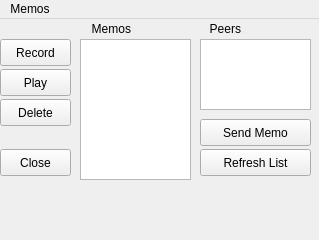
First picture: the form in gui/memos/memos.ui, repository cwoodruf/cmpt433-nap-time, before the edit.
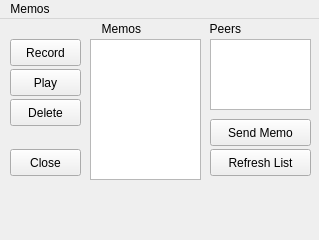
Second picture: the form after the edit.

Commit message: rearranged memos gui to fit screen better

What changed in the file:
```diff
--- a/gui/memos/memos.ui
+++ b/gui/memos/memos.ui
@@ -17,7 +17,7 @@
    <widget class="QListView" name="listMemos">
     <property name="geometry">
      <rect>
-      <x>80</x>
+      <x>90</x>
       <y>20</y>
       <width>111</width>
       <height>141</height>
@@ -27,9 +27,9 @@
    <widget class="QListView" name="listPeers">
     <property name="geometry">
      <rect>
-      <x>200</x>
+      <x>210</x>
       <y>20</y>
-      <width>111</width>
+      <width>101</width>
       <height>71</height>
      </rect>
     </property>
@@ -37,9 +37,9 @@
    <widget class="QPushButton" name="btnRefreshPeers">
     <property name="geometry">
      <rect>
-      <x>200</x>
+      <x>210</x>
       <y>130</y>
-      <width>111</width>
+      <width>101</width>
       <height>27</height>
      </rect>
     </property>
@@ -50,9 +50,9 @@
    <widget class="QPushButton" name="btnSendMemo">
     <property name="geometry">
      <rect>
-      <x>200</x>
+      <x>210</x>
       <y>100</y>
-      <width>111</width>
+      <width>101</width>
       <height>27</height>
      </rect>
     </property>
@@ -63,7 +63,7 @@
    <widget class="QPushButton" name="btnRecordMemo">
     <property name="geometry">
      <rect>
-      <x>0</x>
+      <x>10</x>
       <y>20</y>
       <width>71</width>
       <height>27</height>
@@ -76,7 +76,7 @@
    <widget class="QPushButton" name="btnPlayMemo">
     <property name="geometry">
      <rect>
-      <x>0</x>
+      <x>10</x>
       <y>50</y>
       <width>71</width>
       <height>27</height>
@@ -89,7 +89,7 @@
    <widget class="QPushButton" name="btnDeleteMemo">
     <property name="geometry">
      <rect>
-      <x>0</x>
+      <x>10</x>
       <y>80</y>
       <width>71</width>
       <height>27</height>
@@ -102,7 +102,7 @@
    <widget class="QLabel" name="labelMemos">
     <property name="geometry">
      <rect>
-      <x>80</x>
+      <x>90</x>
       <y>0</y>
       <width>51</width>
       <height>20</height>
@@ -134,7 +134,7 @@
    <widget class="QPushButton" name="btnClose">
     <property name="geometry">
      <rect>
-      <x>0</x>
+      <x>10</x>
       <y>130</y>
       <width>71</width>
       <height>27</height>
```
